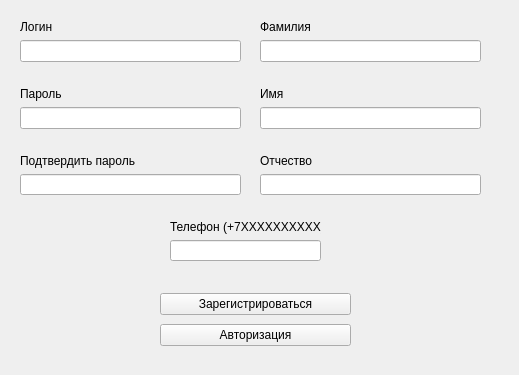
Qt form registration.ui (Helobaka/QtProject) before a commit.
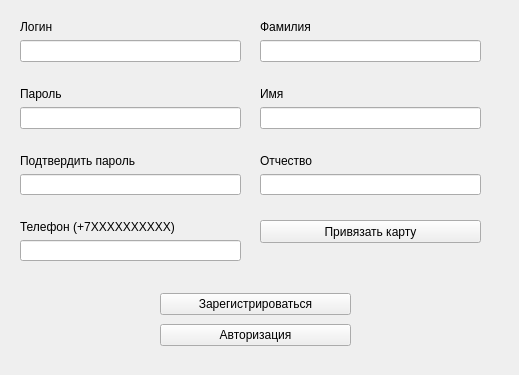
The same form after that commit.

```diff
--- a/registration.ui
+++ b/registration.ui
@@ -39,6 +39,19 @@
     </item>
    </layout>
   </widget>
+  <widget class="QPushButton" name="AddCard">
+   <property name="geometry">
+    <rect>
+     <x>260</x>
+     <y>220</y>
+     <width>221</width>
+     <height>23</height>
+    </rect>
+   </property>
+   <property name="text">
+    <string>Привязать карту</string>
+   </property>
+  </widget>
   <widget class="QWidget" name="">
    <property name="geometry">
     <rect>
@@ -240,9 +253,9 @@
   <widget class="QWidget" name="">
    <property name="geometry">
     <rect>
-     <x>170</x>
+     <x>20</x>
      <y>220</y>
-     <width>151</width>
+     <width>221</width>
      <height>60</height>
     </rect>
    </property>
```
